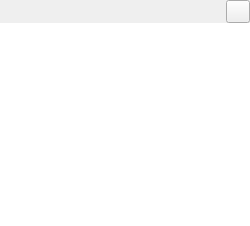
Old version of the form qtgui/mapobjects/nodedetailswidget.ui in the repository frabas/DISPLACE_GUI.
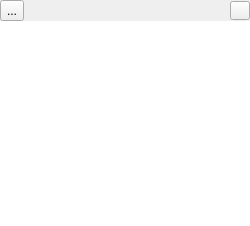
New version of the form. Icons and pictures are not drawn.

Commit message: Tool Button handling on Info widget

The edit to the form file:
```diff
--- a/qtgui/mapobjects/nodedetailswidget.ui
+++ b/qtgui/mapobjects/nodedetailswidget.ui
@@ -16,8 +16,11 @@
     <verstretch>0</verstretch>
    </sizepolicy>
   </property>
-  <property name="windowTitle">
-   <string/>
+  <property name="windowOpacity">
+   <double>1.000000000000000</double>
+  </property>
+  <property name="autoFillBackground">
+   <bool>true</bool>
   </property>
   <layout class="QVBoxLayout" name="verticalLayout">
    <property name="spacing">
@@ -37,6 +40,13 @@
    </property>
    <item>
     <layout class="QHBoxLayout" name="horizontalLayout">
+     <item>
+      <widget class="QToolButton" name="tool1">
+       <property name="text">
+        <string>...</string>
+       </property>
+      </widget>
+     </item>
      <item>
       <spacer name="horizontalSpacer">
        <property name="orientation">
@@ -62,6 +72,12 @@
         <iconset resource="../qtgui.qrc">
          <normaloff>:/icons/close.png</normaloff>:/icons/close.png</iconset>
        </property>
+       <property name="iconSize">
+        <size>
+         <width>12</width>
+         <height>12</height>
+        </size>
+       </property>
       </widget>
      </item>
     </layout>
```
The commit also changes 6 other files.
